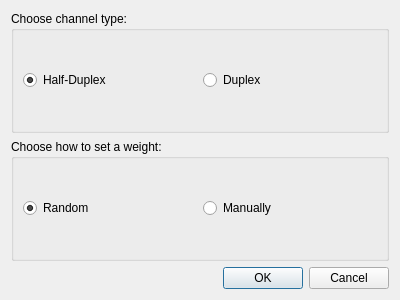
This is createchanneldialog.ui in kovkinvladyslav/network-routing-simulator as Qt 5 draws it before an edit. The edited form follows.
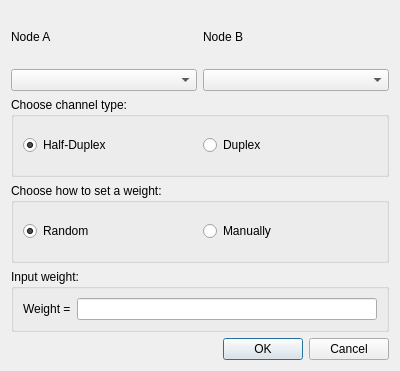
This is the edited form.

Diff of the .ui file:
```diff
--- a/createchanneldialog.ui
+++ b/createchanneldialog.ui
@@ -7,13 +7,51 @@
     <x>0</x>
     <y>0</y>
     <width>400</width>
-    <height>300</height>
+    <height>371</height>
    </rect>
   </property>
+  <property name="sizePolicy">
+   <sizepolicy hsizetype="Preferred" vsizetype="MinimumExpanding">
+    <horstretch>0</horstretch>
+    <verstretch>0</verstretch>
+   </sizepolicy>
+  </property>
   <property name="windowTitle">
    <string>Dialog</string>
   </property>
   <layout class="QVBoxLayout" name="verticalLayout">
+   <item>
+    <layout class="QHBoxLayout" name="horizontalLayout_2">
+     <item>
+      <layout class="QVBoxLayout" name="verticalLayout_2">
+       <item>
+        <widget class="QLabel" name="label">
+         <property name="text">
+          <string>Node A</string>
+         </property>
+        </widget>
+       </item>
+       <item>
+        <widget class="QComboBox" name="comboNodeA"/>
+       </item>
+      </layout>
+     </item>
+     <item>
+      <layout class="QVBoxLayout" name="verticalLayout_3">
+       <item>
+        <widget class="QLabel" name="label_2">
+         <property name="text">
+          <string>Node B</string>
+         </property>
+        </widget>
+       </item>
+       <item>
+        <widget class="QComboBox" name="comboNodeB"/>
+       </item>
+      </layout>
+     </item>
+    </layout>
+   </item>
    <item>
     <widget class="QGroupBox" name="groupBox">
      <property name="title">
@@ -48,8 +86,8 @@
      <property name="title">
       <string>Choose how to set a weight:</string>
      </property>
-     <layout class="QHBoxLayout" name="horizontalLayout">
-      <item>
+     <layout class="QGridLayout" name="gridLayout">
+      <item row="0" column="0">
        <widget class="QRadioButton" name="Weight_Random">
         <property name="text">
          <string>Random</string>
@@ -59,7 +97,7 @@
         </property>
        </widget>
       </item>
-      <item>
+      <item row="0" column="1">
        <widget class="QRadioButton" name="Weight_Manually">
         <property name="text">
          <string>Manually</string>
@@ -69,6 +107,37 @@
      </layout>
     </widget>
    </item>
+   <item>
+    <widget class="QGroupBox" name="manualWeightGroup">
+     <property name="sizePolicy">
+      <sizepolicy hsizetype="Expanding" vsizetype="Fixed">
+       <horstretch>0</horstretch>
+       <verstretch>0</verstretch>
+      </sizepolicy>
+     </property>
+     <property name="title">
+      <string>Input weight:</string>
+     </property>
+     <layout class="QHBoxLayout" name="horizontalLayout">
+      <item>
+       <widget class="QLabel" name="label_3">
+        <property name="sizePolicy">
+         <sizepolicy hsizetype="Preferred" vsizetype="MinimumExpanding">
+          <horstretch>0</horstretch>
+          <verstretch>0</verstretch>
+         </sizepolicy>
+        </property>
+        <property name="text">
+         <string>Weight =</string>
+        </property>
+       </widget>
+      </item>
+      <item>
+       <widget class="QLineEdit" name="lineEdit"/>
+      </item>
+     </layout>
+    </widget>
+   </item>
    <item>
     <widget class="QDialogButtonBox" name="buttonBox">
      <property name="standardButtons">
```
